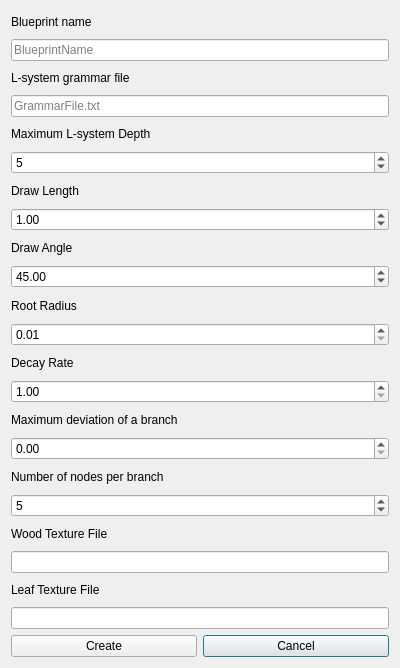
The window that ui/PlantBlueprintDialog.ui (neeravnagda/PlantSim) describes before a commit, drawn with Qt 5.
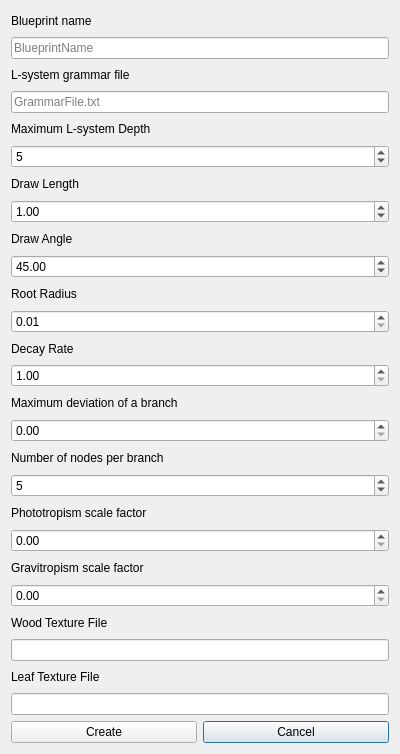
The same window after the commit.

Commit message: scene manager visibility and adding plants works

The edit to the form file:
```diff
--- a/ui/PlantBlueprintDialog.ui
+++ b/ui/PlantBlueprintDialog.ui
@@ -7,7 +7,7 @@
     <x>0</x>
     <y>0</y>
     <width>400</width>
-    <height>668</height>
+    <height>754</height>
    </rect>
   </property>
   <property name="windowTitle">
@@ -53,7 +53,7 @@
      </property>
     </widget>
    </item>
-   <item row="22" column="1">
+   <item row="26" column="1">
     <widget class="QPushButton" name="m_cancel">
      <property name="toolTip">
       <string>Cancel</string>
@@ -84,7 +84,7 @@
      </property>
     </widget>
    </item>
-   <item row="22" column="0">
+   <item row="26" column="0">
     <widget class="QPushButton" name="m_create">
      <property name="enabled">
       <bool>true</bool>
@@ -179,6 +179,13 @@
      </property>
     </widget>
    </item>
+   <item row="23" column="0" colspan="2">
+    <widget class="QLineEdit" name="m_woodTextureFilePath">
+     <property name="toolTip">
+      <string>Wood texture file path</string>
+     </property>
+    </widget>
+   </item>
    <item row="1" column="0" colspan="2">
     <widget class="QLineEdit" name="m_blueprintName">
      <property name="toolTip">
@@ -199,8 +206,8 @@
      </property>
     </widget>
    </item>
-   <item row="19" column="0" colspan="2">
-    <widget class="QLineEdit" name="m_woodTextureFilePath">
+   <item row="25" column="0" colspan="2">
+    <widget class="QLineEdit" name="m_leafTextureFilePath">
      <property name="toolTip">
       <string>Wood texture file path</string>
      </property>
@@ -229,21 +236,14 @@
      </property>
     </widget>
    </item>
-   <item row="18" column="0">
+   <item row="22" column="0">
     <widget class="QLabel" name="s_woodTextureFileLabel">
      <property name="text">
       <string>Wood Texture File</string>
      </property>
     </widget>
    </item>
-   <item row="21" column="0" colspan="2">
-    <widget class="QLineEdit" name="m_leafTextureFilePath">
-     <property name="toolTip">
-      <string>Leaf texture file path</string>
-     </property>
-    </widget>
-   </item>
-   <item row="20" column="0" colspan="2">
+   <item row="24" column="0" colspan="2">
     <widget class="QLabel" name="s_leafTextureFileLabel">
      <property name="text">
       <string>Leaf Texture File</string>
@@ -273,6 +273,37 @@
      </property>
     </widget>
    </item>
+   <item row="19" column="0" colspan="2">
+    <widget class="QDoubleSpinBox" name="m_phototropismScaleFactor">
+     <property name="toolTip">
+      <string>Scale factor to grow towards the sun</string>
+     </property>
+     <property name="maximum">
+      <double>10.000000000000000</double>
+     </property>
+    </widget>
+   </item>
+   <item row="18" column="0">
+    <widget class="QLabel" name="s_phototropismScaleLabel">
+     <property name="text">
+      <string>Phototropism scale factor</string>
+     </property>
+    </widget>
+   </item>
+   <item row="20" column="0">
+    <widget class="QLabel" name="s_gravitropismScale">
+     <property name="text">
+      <string>Gravitropism scale factor</string>
+     </property>
+    </widget>
+   </item>
+   <item row="21" column="0" colspan="2">
+    <widget class="QDoubleSpinBox" name="m_gravitropismScaleFactor">
+     <property name="toolTip">
+      <string>Scale factor for branches to grow downwards due to gravity</string>
+     </property>
+    </widget>
+   </item>
   </layout>
  </widget>
  <resources/>
```
Left out of the diff: 2 changed lines with no effect on the pictures. The commit also changes 15 other files.
